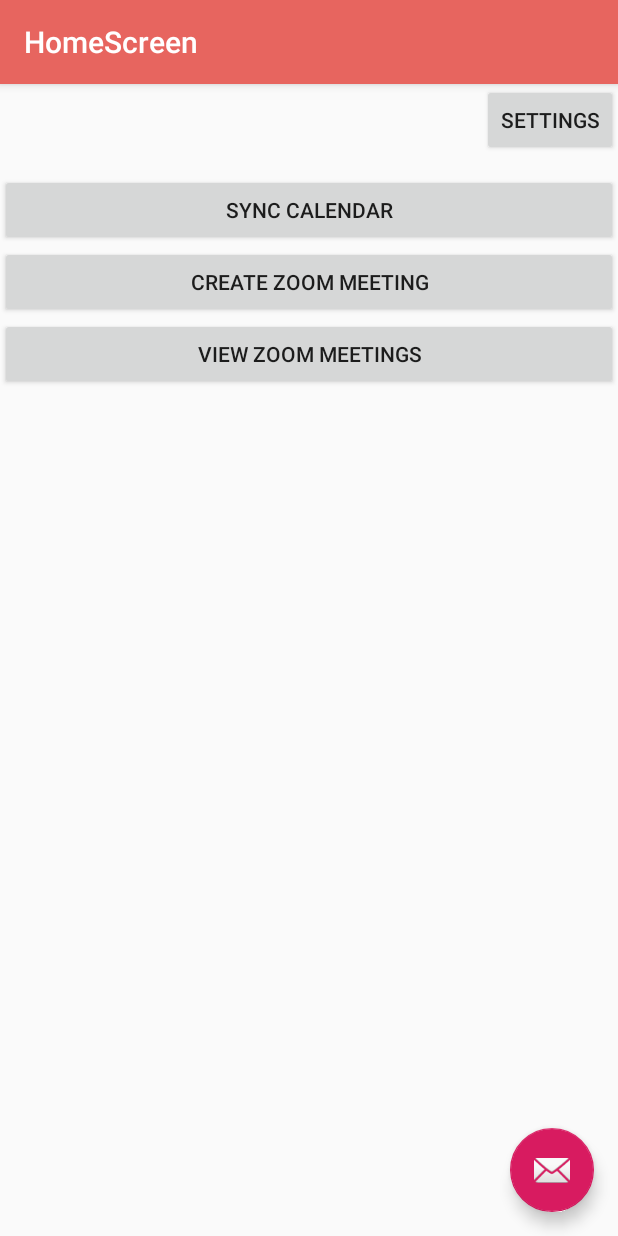
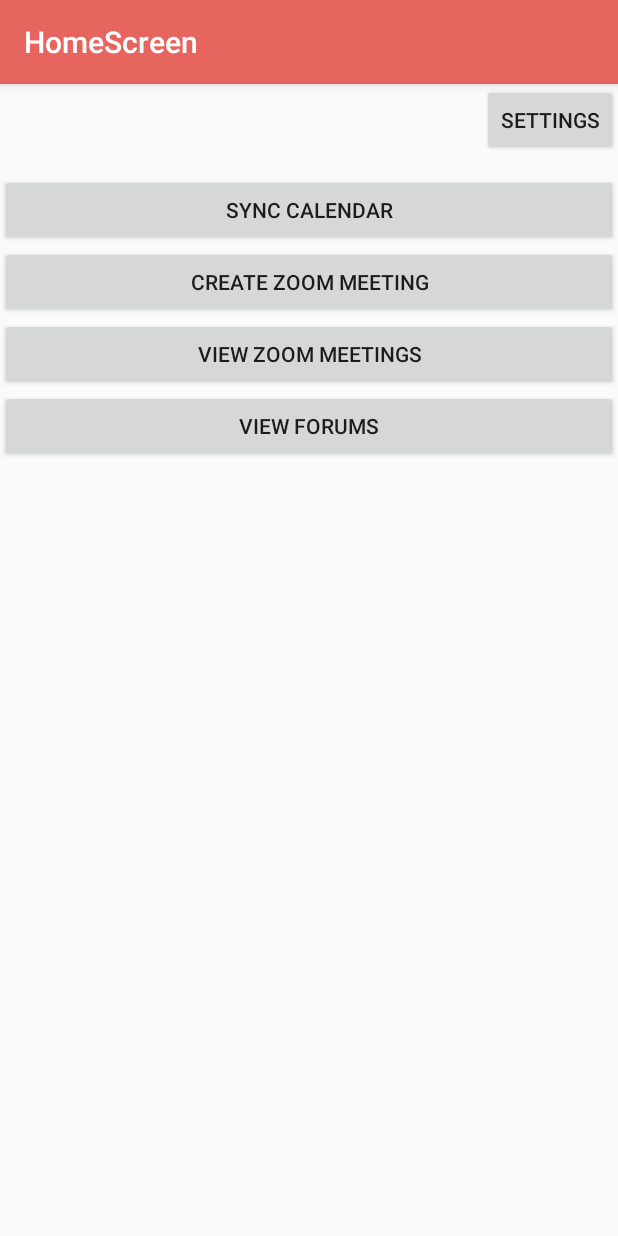
Before and after one commit to Trev32198/schedule_sync_client, an Android app: the HomeScreen screen opened directly, with no data from a screen before it, on a phone screen of 412 x 824 dp. Run offline under Robolectric (Android 15) with nearby library versions, the phone set to English and light mode, and no system bars.

Commit message:
Data Display Partially Implemented

```diff
--- a/app/src/main/AndroidManifest.xml
+++ b/app/src/main/AndroidManifest.xml
@@ -12,11 +12,9 @@
         android:roundIcon="@mipmap/ic_launcher_round"
         android:supportsRtl="true"
         android:theme="@style/AppTheme">
+        <activity android:name=".ViewForumList"></activity>
         <activity
-            android:name=".tempZoom"
-            android:theme="@style/Theme.AppCompat.Light.NoActionBar" />
-        <activity
-            android:name=".ViewZoomEvents"
+            android:name=".ViewZoomList"
             android:theme="@style/Theme.AppCompat.Light.NoActionBar" />
         <activity
             android:name=".CreateZoomMeeting"
--- a/app/src/main/java/com/example/myapplication/HomeScreen.java
+++ b/app/src/main/java/com/example/myapplication/HomeScreen.java
@@ -35,6 +35,10 @@ public class HomeScreen extends AppCompatActivity {
     }
 
     public void viewZoomMeetings(View view){
-        startActivity(new Intent(HomeScreen.this, ViewZoomEvents.class ));
+        startActivity(new Intent(HomeScreen.this, ViewZoomList.class ));
+    }
+
+    public void viewForum(View view){
+        startActivity(new Intent(HomeScreen.this, ViewForumList.class ));
     }
 }
--- a/app/src/main/java/com/example/myapplication/LogIn.java
+++ b/app/src/main/java/com/example/myapplication/LogIn.java
@@ -46,7 +46,6 @@ public class LogIn extends AppCompatActivity {
                 LogIn.this.finish();
             }
         };
-                createAccountButton.setOnClickListener(accountListener);
 
 
 
--- a/app/src/main/java/com/example/myapplication/ViewZoomEvents.java
+++ b/app/src/main/java/com/example/myapplication/ViewZoomList.java
@@ -8,7 +8,7 @@ import androidx.recyclerview.widget.RecyclerView;
 
 import java.util.ArrayList;
 
-public class ViewZoomEvents extends AppCompatActivity {
+public class ViewZoomList extends AppCompatActivity {
 
     private RecyclerView mRecyclerView;
     private RecyclerView.Adapter mAdapter;
@@ -21,7 +21,7 @@ public class ViewZoomEvents extends AppCompatActivity {
         ArrayList<ZoomEvent> zoomEvents = new ArrayList<>();
         zoomEvents.add(new ZoomEvent("what", 1, 1, 1, 1, 1, "nono", "csc111"));
         zoomEvents.add(new ZoomEvent("who", 1, 1, 1, 1, 1, "yesyes", "csc111"));
-        zoomEvents.add(new ZoomEvent("lol", 1, 1, 1, 1, 1, "haha", "csc111"));
+        zoomEvents.add(new ZoomEvent("where", 1, 1, 1, 1, 1, "haha", "csc111"));
 
         mRecyclerView = findViewById(R.id.recycler_view);
         //mRecyclerView.setHasFixedSize(true);
--- a/app/src/main/res/layout/activity_home_screen.xml
+++ b/app/src/main/res/layout/activity_home_screen.xml
@@ -22,12 +22,4 @@
 
     <include layout="@layout/content_home_screen" />
 
-    <com.google.android.material.floatingactionbutton.FloatingActionButton
-        android:id="@+id/fab"
-        android:layout_width="wrap_content"
-        android:layout_height="wrap_content"
-        android:layout_gravity="bottom|end"
-        android:layout_margin="@dimen/fab_margin"
-        app:srcCompat="@android:drawable/ic_dialog_email" />
-
 </androidx.coordinatorlayout.widget.CoordinatorLayout>
--- a/app/src/main/res/layout/content_home_screen.xml
+++ b/app/src/main/res/layout/content_home_screen.xml
@@ -37,18 +37,25 @@
             android:text="Sync Calendar" />
 
         <Button
-            android:id="@+id/createZoom"
+            android:id="@+id/createZoomButton"
             android:layout_width="match_parent"
             android:layout_height="wrap_content"
             android:onClick="createZoomScreen"
             android:text="Create Zoom Meeting" />
 
         <Button
-            android:id="@+id/button"
+            android:id="@+id/viewZoomButton"
             android:layout_width="match_parent"
             android:layout_height="wrap_content"
             android:onClick="viewZoomMeetings"
             android:text="View Zoom Meetings" />
+
+        <Button
+            android:id="@+id/forumButton"
+            android:layout_width="match_parent"
+            android:layout_height="wrap_content"
+            android:onClick="viewForum"
+            android:text="View Forums" />
     </LinearLayout>
 
 </androidx.constraintlayout.widget.ConstraintLayout>
--- a/app/src/main/res/layout/view_zoom_events_activity.xml
+++ b/app/src/main/res/layout/view_zoom_events_activity.xml
@@ -6,7 +6,7 @@
     android:layout_width="match_parent"
     android:layout_height="wrap_content"
     app:cardCornerRadius="4dp"
-    tools:context=".ViewZoomEvents" >
+    tools:context=".ViewZoomList" >
 
     <RelativeLayout
         android:layout_width="397dp"
```
Also changed, not shown: app/src/main/java/com/example/myapplication/ViewForumList.java (added, +14 -0 lines), app/src/main/java/com/example/myapplication/tempZoom.java (deleted, +0 -46 lines), app/src/main/res/layout/activity_view_forum_list.xml (added, +9 -0 lines).
